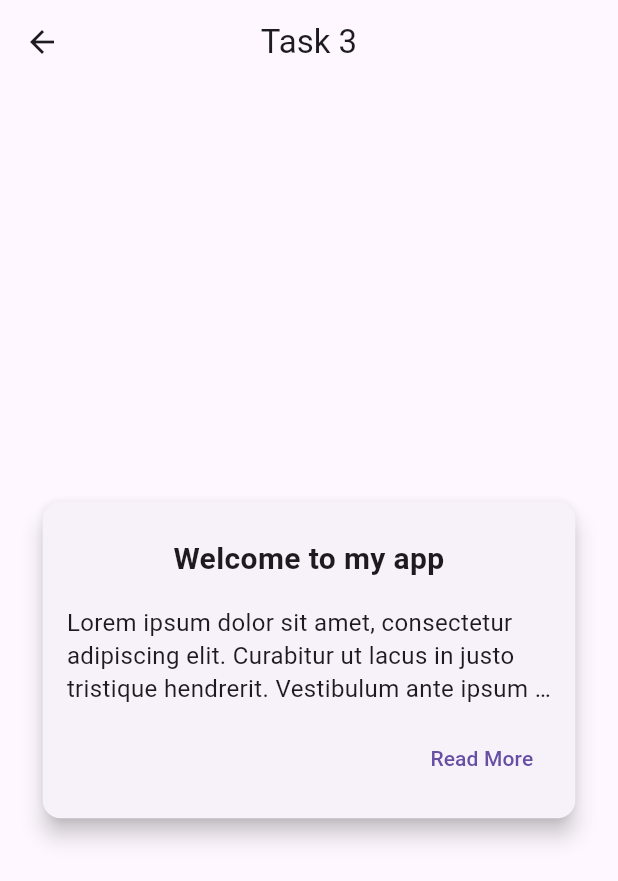
After one commit to Muhammed-rafi-cp/intern_task_app., a Flutter app: the Task3Page screen opened directly, on a phone screen of 412 x 824 dp. The commit adds this screen. Shown: the top 881 px of the screen. Run offline on Flutter 3.47's test engine with Material 3 defaults, Android fonts, the phone set to English and light mode, and no system bars.

Commit message:
Add Task 2 page with Provider state management and update main page navigation

```diff
--- a/lib/main.dart
+++ b/lib/main.dart
@@ -1,6 +1,7 @@
 import 'package:flutter/material.dart';
 import 'pages/task_1.dart';
-import 'pages/task_2.dart'; // 👈 add this import
+import 'pages/task_2.dart';
+import 'pages/task_3.dart';
 
 void main() {
   runApp(const MyApp());
@@ -59,10 +60,10 @@ class HomePage extends StatelessWidget {
                       context,
                       MaterialPageRoute(builder: (_) =>  Task2Page()),
                     );
-                  } else {
-                    // For future tasks
-                    ScaffoldMessenger.of(context).showSnackBar(
-                      SnackBar(content: Text("${tasks[index]} not ready yet!")),
+                  } else if (index == 2) {
+    Navigator.push(
+      context,
+      MaterialPageRoute(builder: (context) => const Task3Page()),
                     );
                   }
                 },
--- /dev/null
+++ b/lib/pages/task_3.dart
@@ -0,0 +1,104 @@
+import 'package:flutter/material.dart';
+
+class Task3Page extends StatefulWidget {
+  const Task3Page({super.key});
+
+  @override
+  State<Task3Page> createState() => _Task3PageState();
+}
+
+class _Task3PageState extends State<Task3Page> with TickerProviderStateMixin {
+  bool _expanded = false;
+
+  final String _longText = '''
+Lorem ipsum dolor sit amet, consectetur adipiscing elit. Curabitur ut lacus in justo tristique hendrerit. Vestibulum ante ipsum primis in faucibus orci luctus et ultrices posuere cubilia curae; Integer suscipit, lorem vitae luctus ornare, lectus augue faucibus sem, non hendrerit arcu nibh et nibh. Aenean id risus eget lorem faucibus pretium. Sed vulputate, libero in hendrerit volutpat, mi sapien cursus velit, vitae gravida nisl augue id massa. Praesent vulputate, mauris non cursus tristique, sem erat iaculis velit, sed elementum felis felis eu lectus. Vivamus viverra, nibh vitae suscipit tincidunt, mi ex hendrerit lectus, eu laoreet urna dolor vitae turpis. Donec ac volutpat mi. Cras volutpat justo vel lectus hendrerit, et dictum ipsum faucibus. Nullam id magna a quam iaculis pharetra. Integer a volutpat mi. Suspendisse potenti. Pellentesque habitant morbi tristique senectus et netus et malesuada fames ac turpis egestas.
+''';
+
+  @override
+  Widget build(BuildContext context) {
+    final mq = MediaQuery.of(context);
+    final screenWidth = mq.size.width;
+
+    final cardMaxWidth = screenWidth < 600 ? screenWidth * 0.92 : 700.0;
+
+    return Scaffold(
+      appBar: AppBar(
+        title: const Text("Task 3"),
+        centerTitle: true,
+      ),
+      body: LayoutBuilder(
+        builder: (context, constraints) {
+          return Center(
+            child: ConstrainedBox(
+              constraints: BoxConstraints(
+                maxWidth: cardMaxWidth,
+              ),
+              child: Card(
+                elevation: 6,
+                shape: RoundedRectangleBorder(
+                  borderRadius: BorderRadius.circular(12),
+                ),
+                margin: const EdgeInsets.symmetric(vertical: 24, horizontal: 12),
+                child: Padding(
+                  padding: const EdgeInsets.all(16.0),
+                  child: Column(
+                    mainAxisSize: MainAxisSize.min,
+                    children: [
+                      const Padding(
+                        padding: EdgeInsets.symmetric(vertical: 8),
+                        child: Text(
+                          'Welcome to my app',
+                          textAlign: TextAlign.center,
+                          style: TextStyle(
+                            fontSize: 20,
+                            fontWeight: FontWeight.bold,
+                          ),
+                        ),
+                      ),
+
+                      const SizedBox(height: 8),
+
+                      // Expandable Text
+                      AnimatedSize(
+                        duration: const Duration(milliseconds: 600),
+                        curve: Curves.easeInOut,
+                        alignment: Alignment.topCenter,
+                        child: Text(
+                          _longText,
+                          style: const TextStyle(fontSize: 16, height: 1.4),
+                          textAlign: TextAlign.left,
+                          maxLines: _expanded ? null : 3,        //  show 3 lines when collapsed
+                          overflow: _expanded
+                              ? TextOverflow.visible
+                              : TextOverflow.ellipsis,           // add ellipsis
+                        ),
+                      ),
+
+                      const SizedBox(height: 12),
+                      Row(
+                        children: [
+                          const Spacer(),
+                          TextButton(
+                            onPressed: () {
+                              setState(() {
+                                _expanded = !_expanded;
+                              });
+                            },
+                            child: Text(
+                              _expanded ? 'Read Less' : 'Read More',
+                              style: const TextStyle(fontSize: 14),
+                            ),
+                          ),
+                        ],
+                      ),
+                    ],
+                  ),
+                ),
+              ),
+            ),
+          );
+        },
+      ),
+    );
+  }
+}
```
Also changed, not shown: lib/pages/task_2.dart (line endings or trailing spaces).
